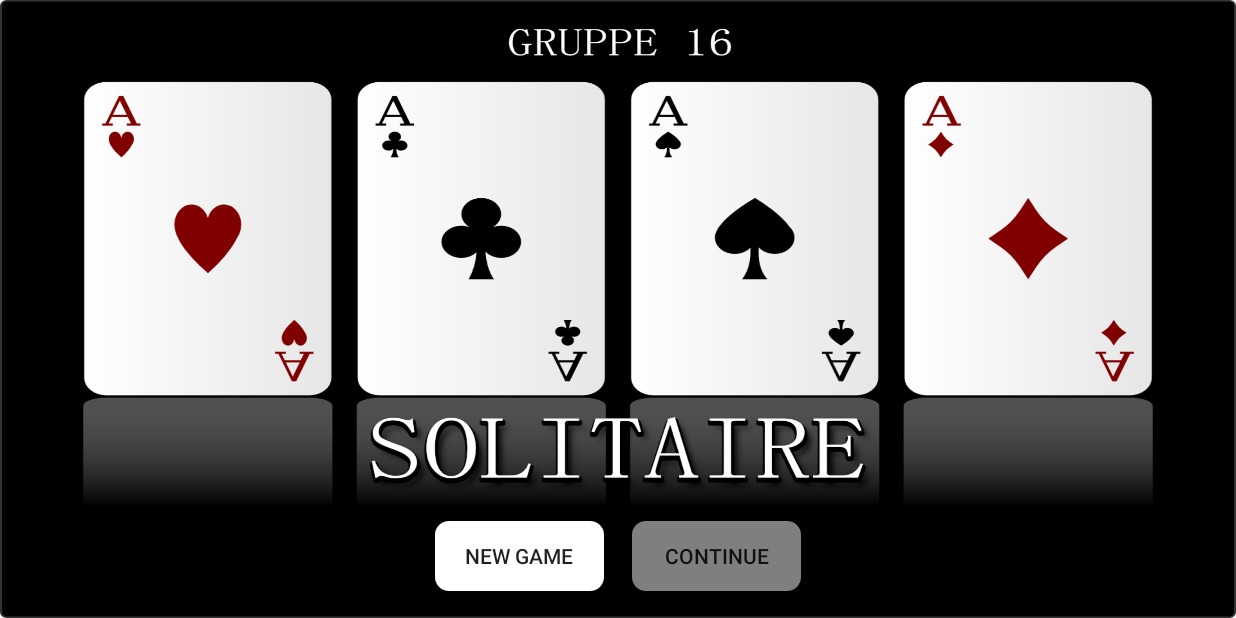
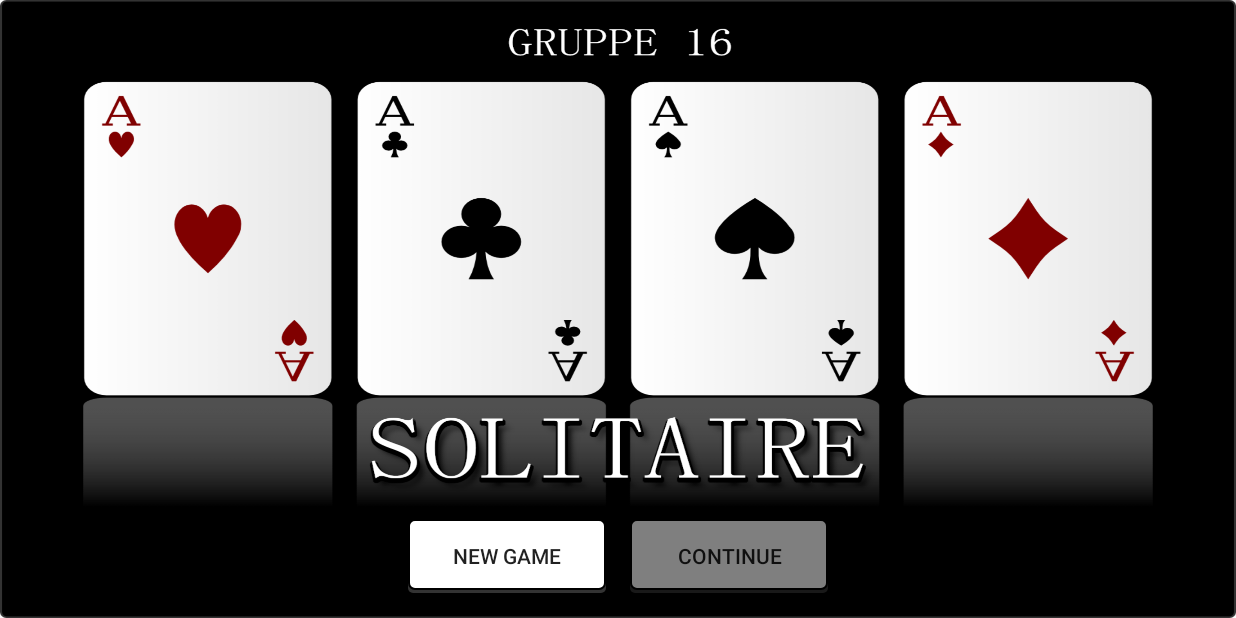
Before and after one commit to aleksanderlj/7_Kabale, an Android app: the screen it shows after launch (MainActivity), on a phone screen of 824 x 412 dp (held sideways). Run offline under Robolectric (Android 15) with nearby library versions, the phone set to English and light mode, and no system bars; our stand-ins replace Room's generated code.

Commit message:
Diverse UI ændringer

```diff
--- /dev/null
+++ b/app/src/main/res/drawable/btn_shadow.xml
@@ -0,0 +1,23 @@
+<selector xmlns:android="http://schemas.android.com/apk/res/android">
+    <item>
+        <layer-list>
+            <item android:top="5dp">
+                <shape>
+                    <corners android:radius="3dp" />
+                    <solid
+                        android:color="@color/colorDarkGray" />
+                </shape>
+            </item>
+            <item android:bottom="2dp">
+                <shape>
+                    <solid android:color="@android:color/white"></solid>
+                    <stroke android:width="1dp" android:color="@color/colorBlack" />
+                    <corners android:radius="4dp" />
+                    <padding android:bottom="5dp" android:left="5dp"
+                        android:right="5dp" android:top="5dp" />
+                </shape>
+            </item>
+        </layer-list>
+    </item>
+
+</selector>
--- a/app/src/main/res/layout/activity_main.xml
+++ b/app/src/main/res/layout/activity_main.xml
@@ -12,7 +12,7 @@
         android:id="@+id/newGame_btn"
         android:layout_width="0dp"
         android:layout_height="0dp"
-        android:background="@drawable/btn_shape_rnd"
+        android:background="@drawable/btn_shadow"
         android:text="New Game"
         app:layout_constraintBottom_toTopOf="@+id/guideline11"
         app:layout_constraintEnd_toStartOf="@+id/guideline2"
@@ -23,13 +23,13 @@
         android:id="@+id/continue_btn"
         android:layout_width="0dp"
         android:layout_height="0dp"
-        android:background="@drawable/btn_shape_rnd"
+        android:background="@drawable/btn_shadow"
         android:text="Continue"
+        android:textSize="14sp"
         app:layout_constraintBottom_toTopOf="@+id/guideline11"
         app:layout_constraintEnd_toStartOf="@+id/guideline10"
         app:layout_constraintStart_toStartOf="@+id/guideline3"
-        app:layout_constraintTop_toTopOf="@+id/guideline12"
-        app:layout_constraintVertical_bias="1.0" />
+        app:layout_constraintTop_toTopOf="@+id/guideline12" />
 
     <androidx.constraintlayout.widget.Guideline
         android:id="@+id/guideline3"
@@ -43,7 +43,7 @@
         android:layout_width="wrap_content"
         android:layout_height="wrap_content"
         android:orientation="vertical"
-        app:layout_constraintGuide_percent="0.35" />
+        app:layout_constraintGuide_percent="0.33" />
 
     <androidx.constraintlayout.widget.Guideline
         android:id="@+id/guideline11"
@@ -71,6 +71,6 @@
         android:layout_width="wrap_content"
         android:layout_height="wrap_content"
         android:orientation="vertical"
-        app:layout_constraintGuide_percent="0.65" />
+        app:layout_constraintGuide_percent="0.67" />
 
 </androidx.constraintlayout.widget.ConstraintLayout>
--- a/app/src/main/res/layout/camera.xml
+++ b/app/src/main/res/layout/camera.xml
@@ -92,7 +92,7 @@
         android:id="@+id/history_btn"
         android:layout_width="0dp"
         android:layout_height="0dp"
-        android:background="@drawable/historyicon"
+        android:background="@drawable/blackhistoryicon"
         android:elevation="20dp"
         app:layout_constraintBottom_toTopOf="@+id/guideline16"
         app:layout_constraintEnd_toStartOf="@+id/guideline14"
@@ -132,6 +132,7 @@
         style="@style/ShadowText"
         android:layout_width="0dp"
         android:layout_height="wrap_content"
+        android:layout_marginBottom="2dp"
         android:elevation="10dp"
         android:text="History"
         android:textAlignment="center"
--- a/app/src/main/res/layout/history_item.xml
+++ b/app/src/main/res/layout/history_item.xml
@@ -26,11 +26,11 @@
                 android:id="@+id/historyText"
                 android:layout_width="match_parent"
                 android:layout_height="wrap_content"
+                android:fontFamily="serif"
                 android:padding="5dp"
                 android:text="Move H6 to C7."
-                android:textSize="14sp"
                 android:textColor="@color/colorBlack"
-                android:textStyle="bold"></TextView>
+                android:textSize="14sp"></TextView>
         </androidx.appcompat.widget.LinearLayoutCompat>
     </androidx.cardview.widget.CardView>
 
--- a/app/src/main/res/values/colors.xml
+++ b/app/src/main/res/values/colors.xml
@@ -5,4 +5,5 @@
     <color name="colorAccent">#03DAC5</color>
     <color name="colorDarkGreen">#001A01</color>
     <color name="colorBlack">#000000</color>
+    <color name="colorDarkGray">#333333</color>
 </resources>
--- a/app/src/main/res/values/strings.xml
+++ b/app/src/main/res/values/strings.xml
@@ -1,6 +1,6 @@
 <resources>
     <string name="app_name">7_Kabale</string>
-    <string name="history_info1">List of previous moves as
+    <string name="history_info1">To the left is a list of previous moves as
                                 dictated by the AI. Scroll
                                 in the list by swiping up/down.
                                 </string>
```
Also changed, not shown: app/src/main/res/layout/activity_move_history.xml (+15 -11 lines), app/src/main/res/drawable-v24/blackhistoryicon.png (added), app/src/main/res/drawable-v24/cardshistory.png (added).
